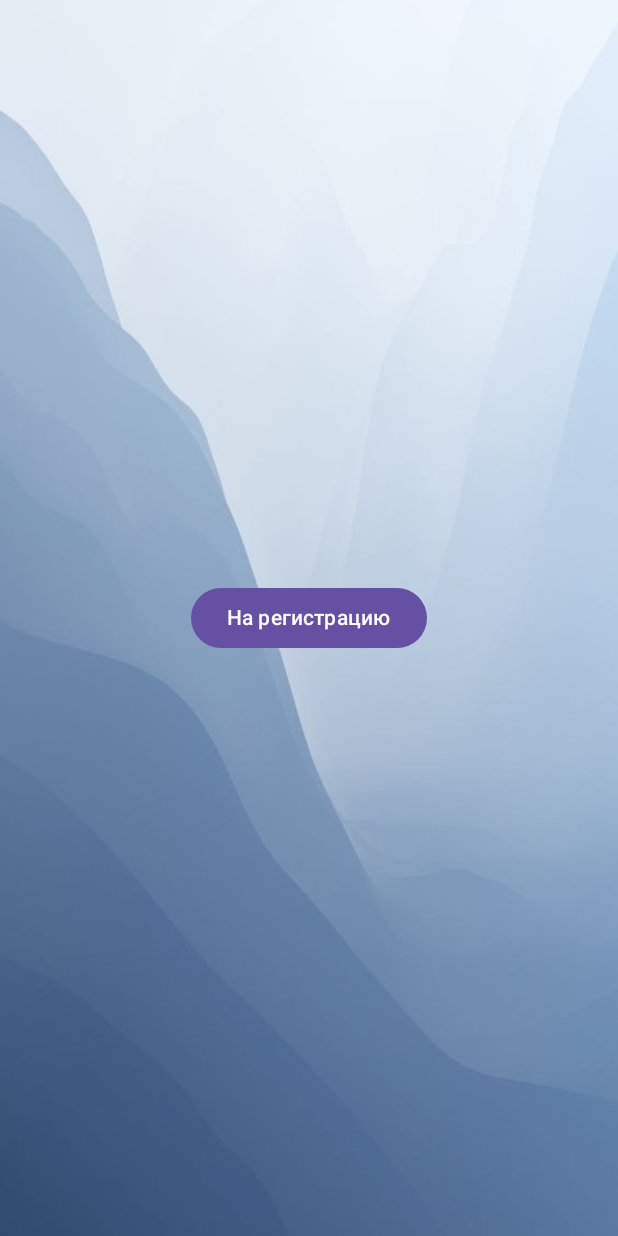
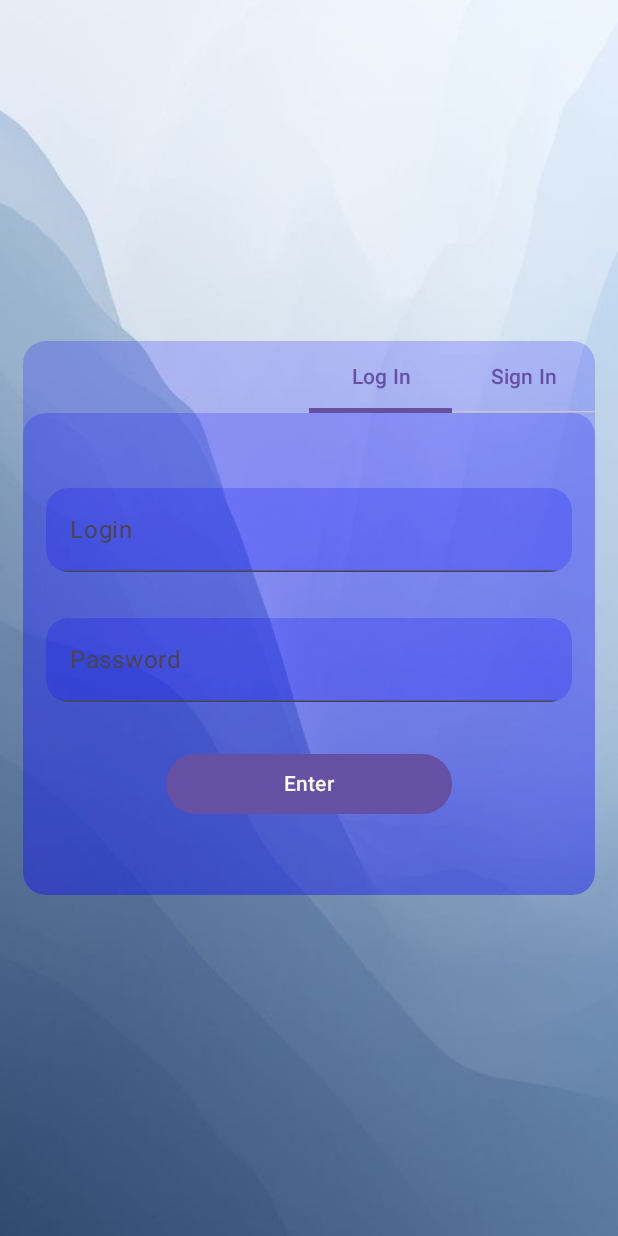
Before and after one commit to mrviriat/equalToEqual_2.0, an Android app built with Jetpack Compose: the screen it shows after launch (RegActivity), on a phone screen of 412 x 824 dp. Run offline under Robolectric (Android 15) with nearby library versions, the phone set to English and light mode, and no system bars; our stand-ins replace accompanist.

Commit message:
Настроил TabLayout, набросал LogScreen. Достаточно ввести что угодно в логин и пароль и нажать кнопку

```diff
--- a/app/src/main/java/com/example/equaltoequal_20/RegActivity.kt
+++ b/app/src/main/java/com/example/equaltoequal_20/RegActivity.kt
@@ -1,45 +1,64 @@
 package com.example.equaltoequal_20
 
-import android.content.Context
 import android.content.Intent
 import android.os.Bundle
 import androidx.activity.ComponentActivity
 import androidx.activity.compose.setContent
+import androidx.compose.foundation.ExperimentalFoundationApi
 import androidx.compose.foundation.Image
-import androidx.compose.foundation.layout.Arrangement
+import androidx.compose.foundation.background
+import androidx.compose.foundation.layout.Box
 import androidx.compose.foundation.layout.Column
+import androidx.compose.foundation.layout.Row
 import androidx.compose.foundation.layout.fillMaxSize
+import androidx.compose.foundation.layout.fillMaxWidth
+import androidx.compose.foundation.layout.height
 import androidx.compose.foundation.layout.padding
-import androidx.compose.material3.Button
-import androidx.compose.material3.ExperimentalMaterial3Api
+import androidx.compose.foundation.shape.RoundedCornerShape
+import androidx.compose.material3.Tab
+import androidx.compose.material3.TabRow
 import androidx.compose.material3.Text
 import androidx.compose.runtime.Composable
+import androidx.compose.runtime.MutableState
+import androidx.compose.runtime.getValue
 import androidx.compose.runtime.mutableStateOf
 import androidx.compose.runtime.remember
+import androidx.compose.runtime.setValue
 import androidx.compose.ui.Alignment
 import androidx.compose.ui.Modifier
+import androidx.compose.ui.draw.clip
+import androidx.compose.ui.graphics.Color
 import androidx.compose.ui.layout.ContentScale
 import androidx.compose.ui.res.painterResource
 import androidx.compose.ui.tooling.preview.Preview
-import androidx.core.content.ContextCompat.startActivity
-import androidx.navigation.ActivityNavigator
+import androidx.compose.ui.unit.dp
 import androidx.navigation.NavHostController
-import androidx.navigation.compose.NavHost
-import androidx.navigation.compose.composable
 import androidx.navigation.compose.rememberNavController
-import com.example.equaltoequal_20.drawerNav.AllDestinations
-import com.example.equaltoequal_20.drawerNav.screens.HomeScreen
-import com.example.equaltoequal_20.drawerNav.screens.SettingsScreen
 import com.example.equaltoequal_20.regScreens.LogScreen
 import com.example.equaltoequal_20.regScreens.RegScreen
 import com.example.equaltoequal_20.ui.theme.EqualToEqual_20Theme
 
+data class User(
+    val login: String,
+    val password: String
+)
 
 class RegActivity : ComponentActivity() {
     override fun onCreate(savedInstanceState: Bundle?) {
         super.onCreate(savedInstanceState)
 
+
         setContent {
+            val currentUser = remember {
+                mutableStateOf(User("", ""))
+            }
+
+            if (currentUser.value.login.isNotEmpty() && currentUser.value.password.isNotEmpty()){
+                val navigate = Intent(this@RegActivity, MainActivity::class.java)
+                startActivity(navigate)
+                finish()
+            }
+
             EqualToEqual_20Theme {
 
                 /*Column(
@@ -55,23 +74,81 @@ class RegActivity : ComponentActivity() {
                         Text(text = "На основную активити")
                     }
                 }*/
-                NavigationContainer()
+                NavigationContainer(currentUser)
             }
         }
     }
 }
 
+@OptIn(ExperimentalFoundationApi::class)
 @Preview
 @Composable
 fun NavigationContainer(
+    currentUser: MutableState<User>,
     navController: NavHostController = rememberNavController()
 ) {
-    Image(painter = painterResource(id = R.drawable.loginback),
+    var tabIndex by remember { mutableStateOf(0) }
+    val tabs = listOf("Log In", "Sign In")
+    //val pagerState = rememberPagerState()
+    //val coroutineScope = rememberCoroutineScope()
+
+    Image(
+        painter = painterResource(id = R.drawable.loginback),
         contentDescription = "logback",
         modifier = Modifier.fillMaxSize(),
         contentScale = ContentScale.Crop
     )
-    NavHost(
+
+    Box(
+        modifier = Modifier.fillMaxSize(),
+        contentAlignment = Alignment.Center
+    ) {
+        Column(
+            modifier = Modifier
+                .fillMaxWidth()
+                .height(400.dp)
+                .padding(15.dp)
+                .clip(RoundedCornerShape(15.dp))
+                .background(Color.Blue.copy(alpha = 0.2f))
+        ) {
+            Row(
+                modifier = Modifier
+                    .fillMaxWidth(0.5f)
+                    .align(Alignment.End)
+            ){
+                TabRow(
+                    selectedTabIndex = tabIndex,
+                    modifier = Modifier
+                        .fillMaxWidth(),
+                    containerColor = Color.Transparent
+                ) {
+                    tabs.forEachIndexed { index, title ->
+                        Tab(
+                            text = { Text(title) },
+                            selected = tabIndex == index,
+                            onClick = {
+                                tabIndex = index
+                            }
+                        )
+                    }
+                }
+            }
+            Column(
+                modifier = Modifier
+                    .fillMaxSize()
+                    .clip(RoundedCornerShape(15.dp))
+                    .background(Color.Blue.copy(alpha = 0.2f))
+            ){
+                when (tabIndex) {
+                    0 -> LogScreen(currentUser)
+                    1 -> RegScreen()
+                }
+            }
+        }
+    }
+
+
+    /*NavHost(
         navController = navController,
         startDestination = "LogScreen",
     ) {
@@ -95,5 +172,5 @@ fun NavigationContainer(
                 }
             }
         }
-    }
+    }*/
 }
--- a/app/src/main/java/com/example/equaltoequal_20/regScreens/LogScreen.kt
+++ b/app/src/main/java/com/example/equaltoequal_20/regScreens/LogScreen.kt
@@ -2,29 +2,90 @@ package com.example.equaltoequal_20.regScreens
 
 import android.content.Context
 import android.content.Intent
+import androidx.compose.foundation.background
 import androidx.compose.foundation.layout.Arrangement
 import androidx.compose.foundation.layout.Column
 import androidx.compose.foundation.layout.fillMaxSize
+import androidx.compose.foundation.layout.fillMaxWidth
+import androidx.compose.foundation.layout.padding
+import androidx.compose.foundation.shape.RoundedCornerShape
 import androidx.compose.material3.Button
+import androidx.compose.material3.ExperimentalMaterial3Api
 import androidx.compose.material3.Text
+import androidx.compose.material3.TextField
+import androidx.compose.material3.TextFieldColors
+import androidx.compose.material3.TextFieldDefaults
 import androidx.compose.runtime.Composable
+import androidx.compose.runtime.MutableState
+import androidx.compose.runtime.mutableStateOf
+import androidx.compose.runtime.remember
 import androidx.compose.ui.Alignment
 import androidx.compose.ui.Modifier
+import androidx.compose.ui.draw.clip
+import androidx.compose.ui.graphics.Color
+import androidx.compose.ui.text.input.PasswordVisualTransformation
+import androidx.compose.ui.text.input.VisualTransformation
+import androidx.compose.ui.tooling.preview.Preview
+import androidx.compose.ui.unit.dp
 import androidx.core.content.ContextCompat.startActivity
 import com.example.equaltoequal_20.MainActivity
+import com.example.equaltoequal_20.User
 
 
+@OptIn(ExperimentalMaterial3Api::class)
 @Composable
-fun LogScreen(onClick: () -> Unit){
+fun LogScreen(currentUser: MutableState<User>) {
+    val login = remember {
+        mutableStateOf("")
+    }
+    val password = remember {
+        mutableStateOf("")
+    }
+
     Column(
         modifier = Modifier.fillMaxSize(),
         verticalArrangement = Arrangement.Center,
         horizontalAlignment = Alignment.CenterHorizontally
     ) {
-        Button(onClick = {
-            onClick()
-        }) {
-            Text(text = "На регистрацию")
+        TextField(
+            value = login.value,
+            onValueChange = { text -> login.value = text },
+            modifier = Modifier
+                .fillMaxWidth()
+                .padding(15.dp)
+                .clip(RoundedCornerShape(15.dp)),
+            placeholder = { Text(text = "Login") },
+            singleLine = true,
+            colors = TextFieldDefaults.textFieldColors(
+                textColor = Color.Black,
+                containerColor = Color.Blue.copy(alpha = 0.2f)
+            )
+        )
+        TextField(
+            value = password.value,
+            onValueChange = { text -> password.value = text },
+            modifier = Modifier
+                .fillMaxWidth()
+                .padding(15.dp)
+                .clip(RoundedCornerShape(15.dp)),
+            placeholder = { Text(text = "Password") },
+            singleLine = true,
+            colors = TextFieldDefaults.textFieldColors(
+                textColor = Color.Black,
+                containerColor = Color.Blue.copy(alpha = 0.2f)
+            ),
+            visualTransformation = PasswordVisualTransformation(),
+        )
+
+        Button(
+            onClick = {
+                currentUser.value = User(login.value, password.value)
+            },
+            modifier = Modifier
+                .fillMaxWidth(0.5f)
+                .padding(vertical = 15.dp),
+            ) {
+            Text(text = "Enter")
         }
     }
 }
--- a/app/src/main/java/com/example/equaltoequal_20/regScreens/RegScreen.kt
+++ b/app/src/main/java/com/example/equaltoequal_20/regScreens/RegScreen.kt
@@ -10,14 +10,14 @@ import androidx.compose.ui.Alignment
 import androidx.compose.ui.Modifier
 
 @Composable
-fun RegScreen(onClick: () -> Unit) {
+fun RegScreen() {
     Column(
         modifier = Modifier.fillMaxSize(),
         verticalArrangement = Arrangement.Center,
         horizontalAlignment = Alignment.CenterHorizontally
     ) {
         Button(onClick = {
-            onClick()
+
         }) {
             Text(text = "На логин")
         }
```
